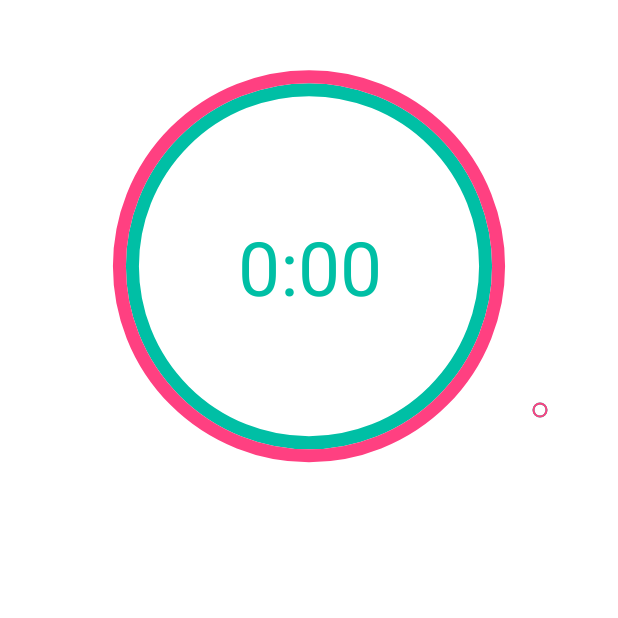
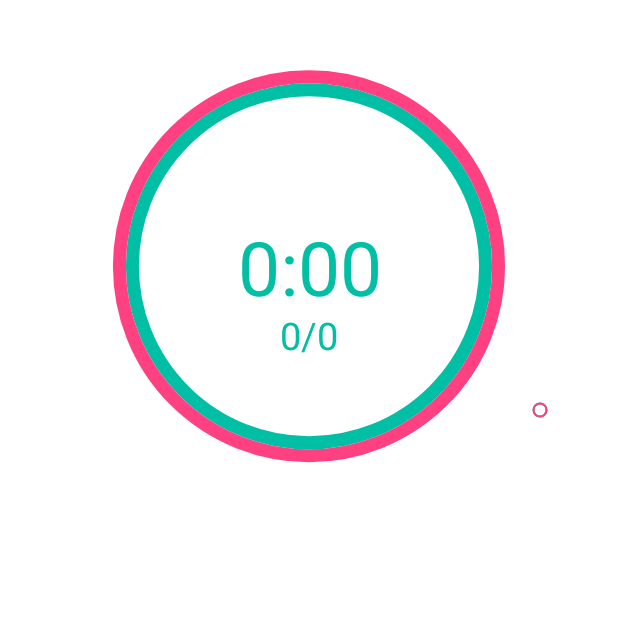
Before and after one commit to ArcusDeri/Interval-Runner, an Android app: the screen it shows after launch (MainActivity), on a phone screen of 412 x 824 dp, the top half of it. Run offline under Robolectric (Android 15) with nearby library versions, the phone set to English and light mode, and no system bars.

Commit message:
Add textView on main screen that informs which part of run is currently going on (e.g. "3/4"). One iterations consists of 2 parts- low and high pace phase.If user sets 2 iterations on right screen it means he will run 2x low pace, 2x high pace. Then on main screen he will see "1/4", "2/4" and so on. Displayed number is increasing with every phase switch.

```diff
--- a/app/src/main/java/com/example/marcin/IntervalRunner/Controller/RunListener.java
+++ b/app/src/main/java/com/example/marcin/IntervalRunner/Controller/RunListener.java
@@ -22,6 +22,7 @@ import static com.example.marcin.IntervalRunner.R.drawable.play_button;
 public class RunListener implements View.OnClickListener {
     private float _scale;
     private int _leftPaddingDP, _rightPaddingDP, _bottomPaddingDP, _topPaddingDP;
+    private int currentIteration = 1;
     private boolean _isClicked = false;
     private ImageButton _imageButton;
     private TextView _intervalTextView;
@@ -33,6 +34,8 @@ public class RunListener implements View.OnClickListener {
     public int lowPaceSecondsToCount;
     public int initialTime;
     public int iterations = 1;
+    public int maxIterations;
+    public TextView _iterationsCount_tv;
 
     public RunListener(ImageButton imgBtn,TextView intervalTv){
         RunListener = this;
@@ -77,6 +80,7 @@ public class RunListener implements View.OnClickListener {
         else
             _timerCounter = new TimerCounter(highPaceSecondsToCount + 1000,iterations,1000,_intervalTextView);
         _timerCounter.startCounting();
+        _iterationsCount_tv.setText(++currentIteration + "/" + maxIterations);
     }
     public void setButtonIcon(){
         if(_isClicked){
@@ -103,6 +107,7 @@ public class RunListener implements View.OnClickListener {
         SimpleDateFormat format = new SimpleDateFormat("m:ss");
         Date time = new Date(timeLeft);
         _intervalTextView.setText(format.format(time));
+        _iterationsCount_tv.setText(currentIteration + "/" + iterations );
     }
     public void switchIsClicked(){
         _isClicked = !_isClicked;
--- a/app/src/main/java/com/example/marcin/IntervalRunner/Controller/SetIntervalListener.java
+++ b/app/src/main/java/com/example/marcin/IntervalRunner/Controller/SetIntervalListener.java
@@ -32,16 +32,19 @@ public class SetIntervalListener implements View.OnClickListener {
         int iterationsNumber = Integer.parseInt(_inputIterations.getText().toString());
         StartScreenFragment startScreenFragment = StartScreenFragment.getInstance();
 
-
         ImageButton startStopBtn = startScreenFragment.trainingStartStop_imgBtn;
         TextView displayedTime = startScreenFragment.intervalTimer_tv;
+        TextView iterationsCount_tv = startScreenFragment.iterationsCount_tv;
 
         RunListener rListener = new RunListener(startStopBtn,displayedTime);
         startStopBtn.setOnClickListener(rListener);
+
+        rListener._iterationsCount_tv = iterationsCount_tv;
         rListener.highPaceSecondsToCount = highPaceSeconds;
         rListener.lowPaceSecondsToCount = lowPaceSeconds;
         rListener.initialTime = lowPaceSeconds;
         rListener.iterations = iterationsNumber * 2;
+        rListener.maxIterations = iterationsNumber * 2;
         rListener.setOriginValue(lowPaceSeconds);
     }
 
@@ -57,7 +60,9 @@ public class SetIntervalListener implements View.OnClickListener {
         else if(inputHighTime < 5 || inputLowTime < 5) {
             Toast.makeText(MainActivity.MainContext,"This interval is too short",Toast.LENGTH_SHORT).show();
         }
-        else
+        else{
             setup(inputHighTime * 1000,inputLowTime * 1000);
+            Toast.makeText(MainActivity.MainContext,"All set!",Toast.LENGTH_SHORT).show();
+        }
     }
 }
--- a/app/src/main/java/com/example/marcin/IntervalRunner/View/StartScreenFragment.java
+++ b/app/src/main/java/com/example/marcin/IntervalRunner/View/StartScreenFragment.java
@@ -26,8 +26,10 @@ import com.example.marcin.IntervalRunner.R;
 
 public class StartScreenFragment extends Fragment {
     public static StartScreenFragment mInstance = null;
+
     public TextView intervalTimer_tv;
     public ImageButton trainingStartStop_imgBtn;
+    public TextView iterationsCount_tv;
 
     public static StartScreenFragment newInstance(){
         StartScreenFragment startScreenFragment = new StartScreenFragment();
@@ -46,6 +48,7 @@ public class StartScreenFragment extends Fragment {
         View view = inflater.inflate(R.layout.activity_main,container,false);
         intervalTimer_tv =(TextView) view.findViewById(R.id.timeView);
         trainingStartStop_imgBtn = (ImageButton) view.findViewById(R.id.runButton);
+        iterationsCount_tv = (TextView) view.findViewById(R.id.iterations_counter_tv);
 
         return view;
     }
--- a/app/src/main/res/layout/activity_main.xml
+++ b/app/src/main/res/layout/activity_main.xml
@@ -56,4 +56,23 @@
         app:layout_constraintTop_toBottomOf="@+id/timeView"
         app:layout_constraintVertical_bias="0.677"
         tools:layout_editor_absoluteY="353dp" />
-    </android.support.constraint.ConstraintLayout>
+
+    <TextView
+        android:id="@+id/iterations_counter_tv"
+        android:layout_width="62dp"
+        android:layout_height="30dp"
+        android:layout_marginBottom="8dp"
+        android:layout_marginLeft="8dp"
+        android:layout_marginRight="8dp"
+        android:layout_marginTop="0dp"
+        android:gravity="center_vertical|center_horizontal"
+        android:text="0/0"
+        android:textColor="@color/colorPrimaryDark"
+        android:textSize="25sp"
+        app:layout_constraintBottom_toBottomOf="parent"
+        app:layout_constraintLeft_toLeftOf="parent"
+        app:layout_constraintRight_toRightOf="parent"
+        app:layout_constraintTop_toBottomOf="@+id/timeView"
+        app:layout_constraintVertical_bias="0.0" />
+
+</android.support.constraint.ConstraintLayout>
```
Also changed, not shown: 8 other files.
